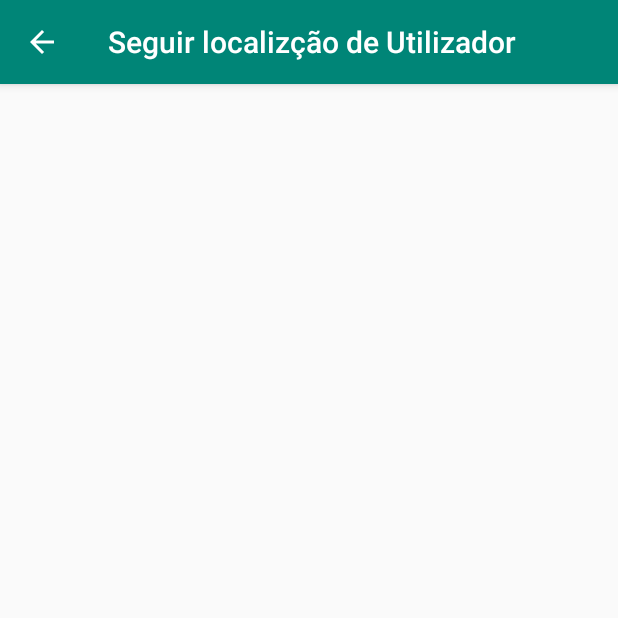
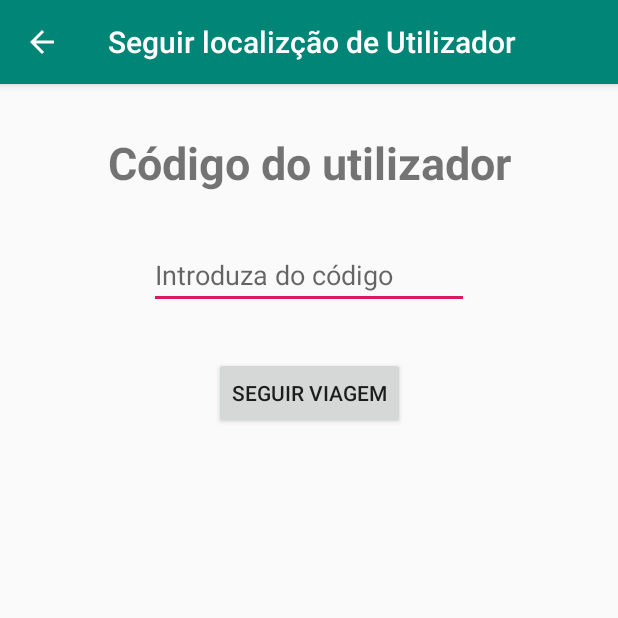
Before and after one commit to luisoliveira98/CarpoolApp, an Android app: the PosTracking2 screen opened directly, with no data from a screen before it, on a phone screen of 412 x 824 dp, the top half of it. Run offline under Robolectric (Android 15) with nearby library versions, the phone set to English and light mode, and no system bars.

Commit message:
Tracking

```diff
--- a/app/build.gradle
+++ b/app/build.gradle
@@ -39,7 +39,7 @@ android {
         implementation 'com.google.firebase:firebase-storage:15.0.2'
         implementation 'com.google.firebase:firebase-auth:15.1.0'
         implementation 'com.google.firebase:firebase-config:15.0.2'
-        //implementation 'com.google.android.gms:play-services-appinvite:16.0.1'
+        implementation 'com.google.android.gms:play-services-appinvite:15.0.2'
         implementation 'com.google.firebase:firebase-messaging:15.0.2'
         implementation 'com.google.android.gms:play-services-ads:15.0.1'
         implementation 'com.google.firebase:firebase-appindexing:15.0.1'
--- a/app/src/main/java/com/example/android/carpoolapp/DetalhesViagem.java
+++ b/app/src/main/java/com/example/android/carpoolapp/DetalhesViagem.java
@@ -82,11 +82,13 @@ public class DetalhesViagem extends AppCompatActivity {
         if (viagem.getEstado() == Viagem.State.CREATED) {
             viagem.setEstado(Viagem.State.STARTED);
             mFirebaseDatabase.child("viagens").child(keyViagem).setValue(viagem);
+            finish();
         }
 
         else if (viagem.getEstado() == Viagem.State.STARTED) {
             viagem.setEstado(Viagem.State.FINISHED);
             mFirebaseDatabase.child("viagens").child(keyViagem).setValue(viagem);
+            finish();
         }
     }
 
--- a/app/src/main/java/com/example/android/carpoolapp/PathViagem.java
+++ b/app/src/main/java/com/example/android/carpoolapp/PathViagem.java
@@ -197,7 +197,7 @@ public class PathViagem extends AppCompatActivity implements OnMapReadyCallback
             sb.append("https://maps.googleapis.com/maps/api/directions/json?");
             sb.append("origin=" + paddress.getLatitude() + "," + paddress.getLongitude());
             sb.append("&destination=" + daddress.getLatitude() + "," + daddress.getLongitude());
-            sb.append("&key=" + "KEYHERE");
+            sb.append("&key=" + "AIzaSyAslibWf9VMkEgR5qY2nZ6czMh5c4RbptM");
             getDirectionsData = new GetDirectionsData(getApplicationContext());
             dataTransfer[0]=mMap;
             dataTransfer[1]=sb.toString();
--- a/app/src/main/java/com/example/android/carpoolapp/PosTracking2.java
+++ b/app/src/main/java/com/example/android/carpoolapp/PosTracking2.java
@@ -1,13 +1,29 @@
 package com.example.android.carpoolapp;
 
+import android.content.Intent;
 import android.support.v7.app.AppCompatActivity;
 import android.os.Bundle;
+import android.view.View;
+import android.widget.Button;
+import android.widget.EditText;
 
 public class PosTracking2 extends AppCompatActivity {
+
+    private Button startTracking;
+    private EditText keyUser;
 
     @Override
     protected void onCreate(Bundle savedInstanceState) {
         super.onCreate(savedInstanceState);
         setContentView(R.layout.activity_pos_tracking2);
+        startTracking = (Button) findViewById(R.id.buttonStart);
+        keyUser = (EditText) findViewById(R.id.editUserKey);
+
+    }
+
+    public void startTracking(View view) {
+        Intent intent = new Intent(PosTracking2.this, PosTracking.class);
+        intent.putExtra("keyUser", keyUser.getText().toString());
+        startActivity(intent);
     }
 }
--- a/app/src/main/res/layout/activity_pos_tracking.xml
+++ b/app/src/main/res/layout/activity_pos_tracking.xml
@@ -1,6 +1,5 @@
 <?xml version="1.0" encoding="utf-8"?>
 <fragment xmlns:android="http://schemas.android.com/apk/res/android"
-    xmlns:map="http://schemas.android.com/apk/res-auto"
     xmlns:tools="http://schemas.android.com/tools"
     android:id="@+id/map2"
     android:name="com.google.android.gms.maps.SupportMapFragment"
--- a/app/src/main/res/layout/activity_pos_tracking2.xml
+++ b/app/src/main/res/layout/activity_pos_tracking2.xml
@@ -6,4 +6,46 @@
     android:layout_height="match_parent"
     tools:context=".PosTracking2">
 
+    <TextView
+        android:id="@+id/textView"
+        android:layout_width="wrap_content"
+        android:layout_height="wrap_content"
+        android:layout_marginStart="24dp"
+        android:layout_marginTop="32dp"
+        android:layout_marginEnd="24dp"
+        android:text="Código do utilizador"
+        android:textAlignment="center"
+        android:textSize="30sp"
+        android:textStyle="bold"
+        app:layout_constraintEnd_toEndOf="parent"
+        app:layout_constraintStart_toStartOf="parent"
+        app:layout_constraintTop_toTopOf="parent" />
+
+    <EditText
+        android:id="@+id/editUserKey"
+        android:layout_width="wrap_content"
+        android:layout_height="wrap_content"
+        android:layout_marginStart="24dp"
+        android:layout_marginTop="32dp"
+        android:layout_marginEnd="24dp"
+        android:ems="10"
+        android:hint="Introduza do código"
+        android:inputType="text"
+        app:layout_constraintEnd_toEndOf="parent"
+        app:layout_constraintStart_toStartOf="parent"
+        app:layout_constraintTop_toBottomOf="@+id/textView" />
+
+    <Button
+        android:id="@+id/buttonStart"
+        android:layout_width="wrap_content"
+        android:layout_height="wrap_content"
+        android:layout_marginStart="24dp"
+        android:layout_marginTop="32dp"
+        android:layout_marginEnd="24dp"
+        android:onClick="startTracking"
+        android:text="Seguir Viagem"
+        app:layout_constraintEnd_toEndOf="parent"
+        app:layout_constraintStart_toStartOf="parent"
+        app:layout_constraintTop_toBottomOf="@+id/editUserKey" />
+
 </android.support.constraint.ConstraintLayout>
```
Also changed, not shown: app/src/main/java/com/example/android/carpoolapp/MainActivity.java (+19 -0 lines), app/src/main/java/com/example/android/carpoolapp/PosTracking.java (+62 -2 lines).
